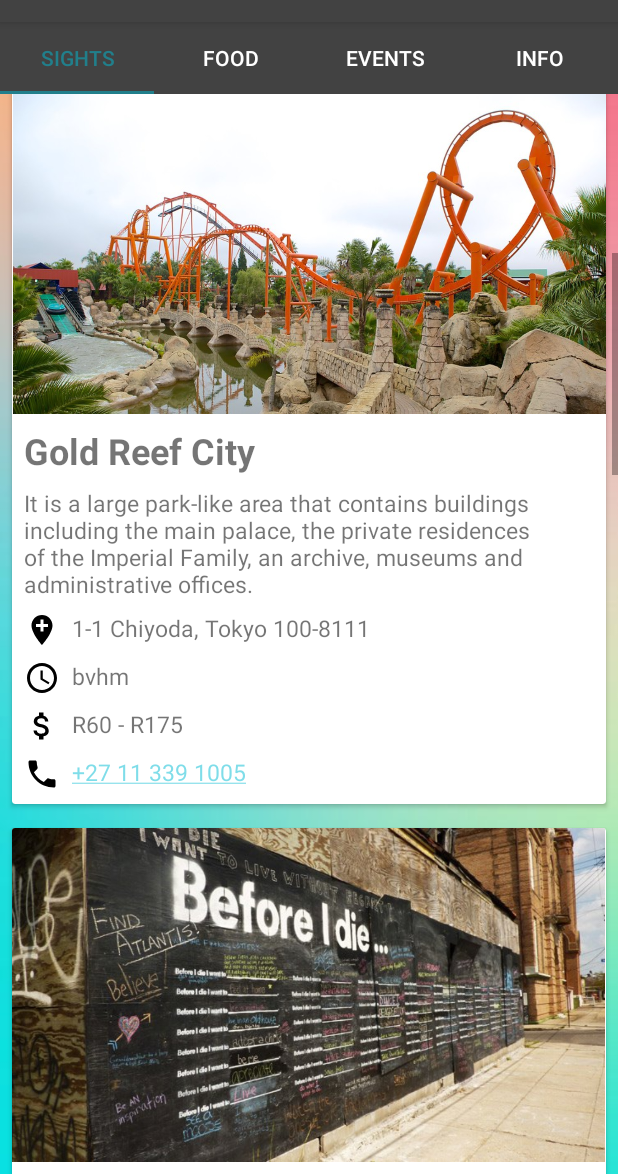
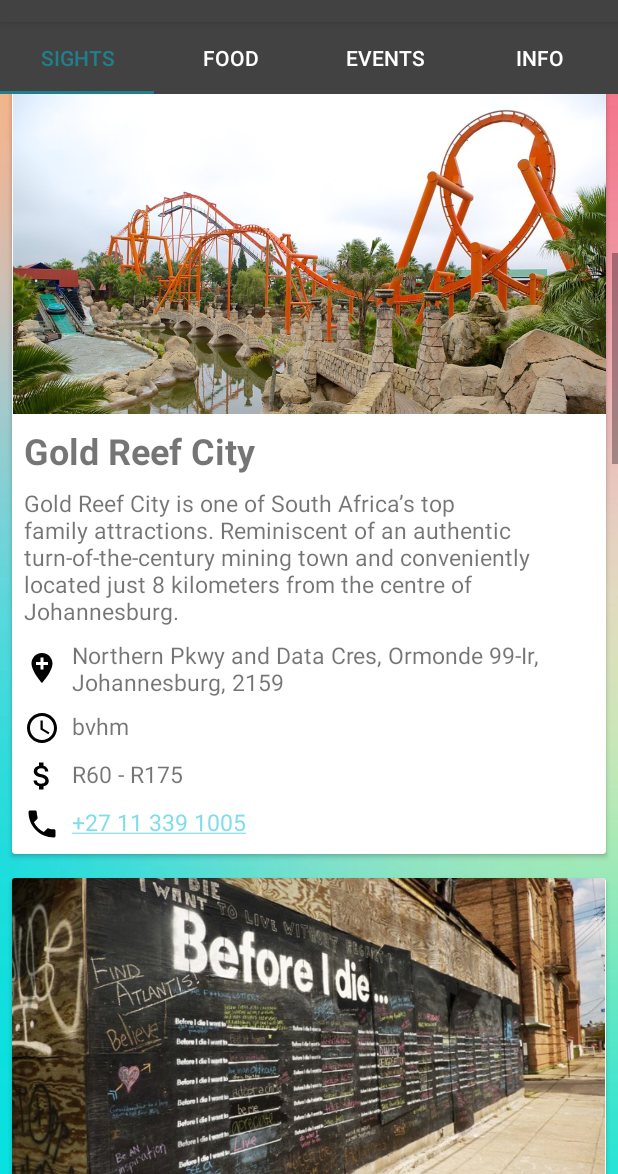
Before and after one commit to Cordlesswire/SouthernUtopiav2, an Android app: the screen it shows after launch (MainActivity), scrolled down 504 dp, on a phone screen of 412 x 824 dp, the part 62-1236 px from its top. Run offline under Robolectric (Android 15) with nearby library versions, the phone set to English and light mode, and no system bars.

Commit message:
Initial Commit

```diff
--- a/app/src/main/res/values/strings.xml
+++ b/app/src/main/res/values/strings.xml
@@ -168,7 +168,7 @@
                   <!-- Sight Location 1 -->
     <string name="sight_humankind_name">The Cradle of Humankind</string>
     <string name="sight_humankind_description">The Cradle of Humankind is renowned as the place where humankind originated.</string>
-    <string name="sight_humankind_address">1-1-83 Simorenjaku, Mitaka-shi Tokyo 181-0013</string>
+    <string name="sight_humankind_address">Maropeng</string>
     <string name="sight_humankind_phone">+27 11 339 1005</string>
     <string name="sight_humankind_schedule">Open from 09:00-17:00 Everyday</string>
     <string name="sight_humankind_price">R60(kids) - R175</string>
@@ -176,10 +176,8 @@
 
                  <!-- Sight Location 2 -->
     <string name="sight_goldreefcity_name">Gold Reef City</string>
-    <string name="sight_goldreefcity_description">It is a large park-like area that contains buildings
-        including the main palace, the private residences of the Imperial Family, an archive,
-        museums and administrative offices.</string>
-    <string name="sight_goldreefcity_address">1-1 Chiyoda, Tokyo 100-8111</string>
+    <string name="sight_goldreefcity_description">Gold Reef City is one of South Africa’s top family attractions. Reminiscent of an authentic turn-of-the-century mining town and conveniently located just 8 kilometers from the centre of Johannesburg.</string>
+    <string name="sight_goldreefcity_address">Northern Pkwy and Data Cres, Ormonde 99-Ir, Johannesburg, 2159</string>
     <string name="sight_goldreefcity_phone">+27 11 339 1005</string>
     <string name="sight_goldreefcity_schedule"> bvhm</string>
     <string name="sight_goldreefcity_price">R60 - R175</string>
```
